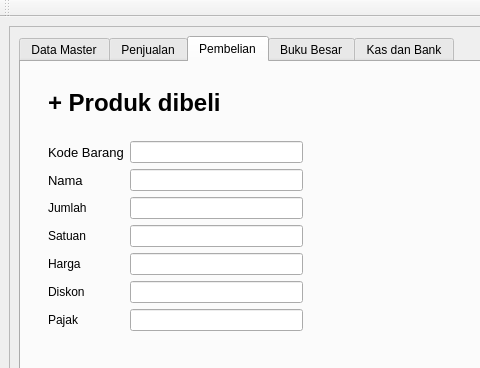
Old version of the form GUI.ui in the repository fnugrahendi/petuk.corp; both pictures show x 0 to 480 and y 0 to 368 of the 870 by 637 pixel window.
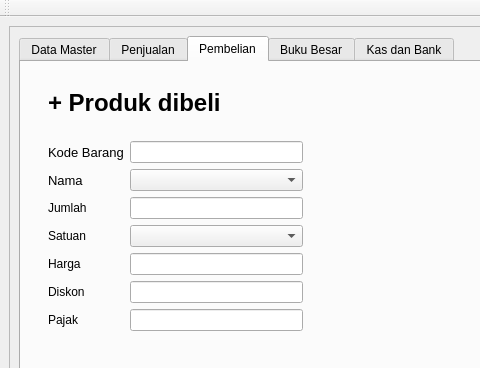
New version of the form. The open tabs and pages were chosen to show the change. Icons and pictures are not drawn.

Commit message: fix order pembelian

Patch:
```diff
--- a/GUI.ui
+++ b/GUI.ui
@@ -7704,10 +7704,10 @@
                    </spacer>
                   </item>
                   <item row="1" column="1">
-                   <widget class="QLineEdit" name="le_Pembelian_OrderPembelian_TambahProduk_Input_Nama"/>
+                   <widget class="QComboBox" name="cb_Pembelian_OrderPembelian_TambahProduk_Input_Nama"/>
                   </item>
                   <item row="3" column="1">
-                   <widget class="QLineEdit" name="cb_Pembelian_OrderPembelian_TambahProduk_Input_Satuan"/>
+                   <widget class="QComboBox" name="cb_Pembelian_OrderPembelian_TambahProduk_Input_Satuan"/>
                   </item>
                  </layout>
                 </widget>
```
Left out of the diff: 6 changed lines with no effect on the pictures. The commit also changes 4 other files.
